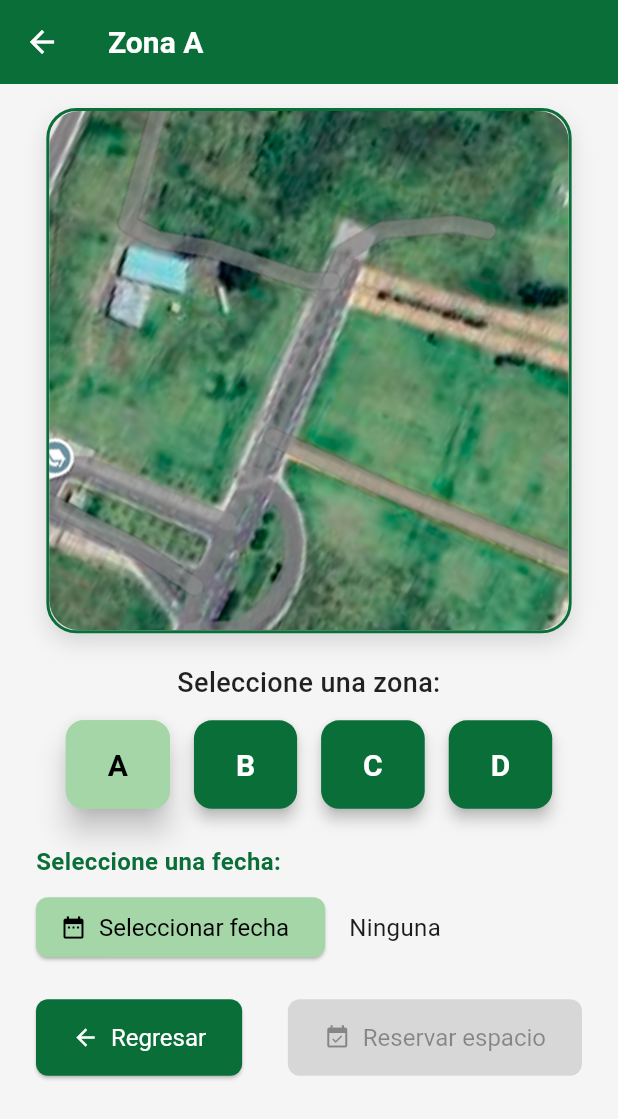
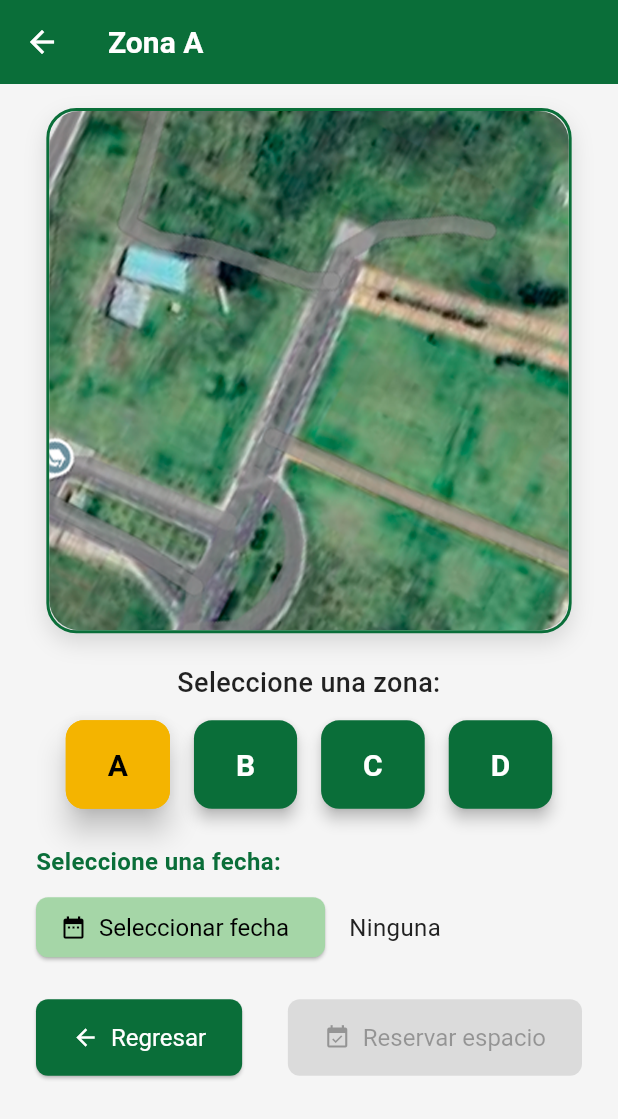
Before and after one commit to ShadowAlejo/parqueadero, a Flutter app: the MapaParqueaderoScreen screen opened directly, after a tap on an icon or button, on a phone screen of 412 x 824 dp. Shown: the top 1119 px of the screen. Run offline on Flutter 3.47's test engine with Material 3 defaults, Android fonts, the phone set to English and light mode, and no system bars; our stand-ins replace cloud_firestore, firebase_auth, firebase_core, google_fonts; accounts and stored records are empty.

Commit message:
Refactor theme and UI components: Introduce new color constants for improved theming, update app theme to utilize ColorScheme for better consistency, and replace hardcoded colors with theme-based colors across multiple screens for a cohesive design.

```diff
--- a/lib/theme.dart
+++ b/lib/theme.dart
@@ -7,35 +7,57 @@ class AppColors {
   static const Color secondary = Color(0xFFF4B400);
   static const Color error = Color(0xFFD32F2F);
   static const Color scaffoldBackground = Color(0xFFF5F5F5);
+  static const Color primarySoft = Color(0xFFE8F5E9); // Verde pastel muy suave
+  static const Color secondarySoft = Color(0xFFFFF8E1); // Amarillo pastel suave
+  static const Color textPrimary = Color(0xFF212121); // Gris oscuro para textos
+  static const Color textOnPrimary = Colors.white;
 }
 
 // Tema global de la app
 final ThemeData appTheme = ThemeData(
   primaryColor: AppColors.primary,
   scaffoldBackgroundColor: AppColors.scaffoldBackground,
-  colorScheme: ColorScheme.fromSwatch().copyWith(
+  colorScheme: ColorScheme(
+    brightness: Brightness.light,
     primary: AppColors.primary,
+    onPrimary: AppColors.textOnPrimary,
     secondary: AppColors.secondary,
+    onSecondary: AppColors.textPrimary,
     error: AppColors.error,
+    onError: Colors.white,
+    background: AppColors.primarySoft,
+    onBackground: AppColors.textPrimary,
+    surface: Colors.white,
+    onSurface: AppColors.textPrimary,
   ),
-  textTheme: GoogleFonts.robotoTextTheme(),
+  textTheme: GoogleFonts.robotoTextTheme().apply(
+    bodyColor: AppColors.textPrimary,
+    displayColor: AppColors.textPrimary,
+  ),
   appBarTheme: AppBarTheme(
     backgroundColor: AppColors.primary,
-    foregroundColor: Colors.white,
+    foregroundColor: AppColors.textOnPrimary,
     titleTextStyle: GoogleFonts.roboto(
       fontSize: 20,
       fontWeight: FontWeight.bold,
-      color: Colors.white,
+      color: AppColors.textOnPrimary,
     ),
+    iconTheme: IconThemeData(color: AppColors.textOnPrimary),
   ),
   elevatedButtonTheme: ElevatedButtonThemeData(
     style: ElevatedButton.styleFrom(
       backgroundColor: AppColors.primary,
-      foregroundColor: Colors.white,
+      foregroundColor: AppColors.textOnPrimary,
       textStyle: GoogleFonts.roboto(fontSize: 16),
       shape: RoundedRectangleBorder(
         borderRadius: BorderRadius.circular(8),
       ),
+    ),
+  ),
+  textButtonTheme: TextButtonThemeData(
+    style: TextButton.styleFrom(
+      foregroundColor: AppColors.primary,
+      textStyle: GoogleFonts.roboto(fontSize: 16),
     ),
   ),
   inputDecorationTheme: InputDecorationTheme(
@@ -43,6 +65,7 @@ final ThemeData appTheme = ThemeData(
     focusedBorder: OutlineInputBorder(
       borderSide: BorderSide(color: AppColors.primary),
     ),
-    labelStyle: GoogleFonts.roboto(color: Colors.black87),
+    labelStyle: GoogleFonts.roboto(color: AppColors.textPrimary),
   ),
+  cardColor: AppColors.primarySoft,
 );
--- a/lib/views/home_page.dart
+++ b/lib/views/home_page.dart
@@ -99,7 +99,9 @@ class _HomePageState extends State<HomePage> {
                                   style: TextStyle(
                                       fontWeight: FontWeight.bold,
                                       fontSize: 18,
-                                      color: Color(0xFF0A6E39)),
+                                      color: Theme.of(context)
+                                          .colorScheme
+                                          .primary),
                                 ),
                                 SizedBox(height: 6),
                                 Row(
@@ -210,7 +212,7 @@ class _HomePageState extends State<HomePage> {
       },
       style: ElevatedButton.styleFrom(
         padding: EdgeInsets.all(16),
-        backgroundColor: Color(0xFF0A6E39),
+        backgroundColor: Theme.of(context).colorScheme.primary,
         shape: RoundedRectangleBorder(borderRadius: BorderRadius.circular(12)),
       ),
       child: Column(
--- a/lib/views/mapa_parqueadero.dart
+++ b/lib/views/mapa_parqueadero.dart
@@ -65,7 +65,7 @@ class _MapaParqueaderoScreenState extends State<MapaParqueaderoScreen>
     return Scaffold(
       appBar: AppBar(
         title: Text('Mapa de parqueadero'),
-        backgroundColor: Color(0xFF0A6E39),
+        backgroundColor: Theme.of(context).colorScheme.primary,
         actions: [
           IconButton(
             icon: Icon(Icons.help_outline),
@@ -84,14 +84,15 @@ class _MapaParqueaderoScreenState extends State<MapaParqueaderoScreen>
               Row(
                 mainAxisAlignment: MainAxisAlignment.center,
                 children: [
-                  Icon(Icons.location_on, color: Color(0xFF0A6E39)),
+                  Icon(Icons.location_on,
+                      color: Theme.of(context).colorScheme.primary),
                   SizedBox(width: 6),
                   Text(
                     'ESPE - Belisario Quevedo',
                     style: TextStyle(
                       fontSize: 22,
                       fontWeight: FontWeight.bold,
-                      color: Color(0xFF0A6E39),
+                      color: Theme.of(context).colorScheme.primary,
                     ),
                   ),
                 ],
@@ -107,8 +108,9 @@ class _MapaParqueaderoScreenState extends State<MapaParqueaderoScreen>
                         height: squareSize - 32,
                         decoration: BoxDecoration(
                           color: Colors.black12,
-                          border:
-                              Border.all(color: Color(0xFF0A6E39), width: 2),
+                          border: Border.all(
+                              color: Theme.of(context).colorScheme.primary,
+                              width: 2),
                           borderRadius: BorderRadius.circular(20),
                           boxShadow: [
                             BoxShadow(
@@ -137,7 +139,8 @@ class _MapaParqueaderoScreenState extends State<MapaParqueaderoScreen>
                           decoration: BoxDecoration(
                             color: Colors.white.withOpacity(0.85),
                             borderRadius: BorderRadius.circular(8),
-                            border: Border.all(color: Color(0xFF0A6E39)),
+                            border: Border.all(
+                                color: Theme.of(context).colorScheme.primary),
                           ),
                           child: Text(
                             'Zoom: x${zoomLevel.toStringAsFixed(2)}',
@@ -162,12 +165,16 @@ class _MapaParqueaderoScreenState extends State<MapaParqueaderoScreen>
                                   decoration: BoxDecoration(
                                     color: Colors.white,
                                     shape: BoxShape.circle,
-                                    border:
-                                        Border.all(color: Color(0xFF0A6E39)),
+                                    border: Border.all(
+                                        color: Theme.of(context)
+                                            .colorScheme
+                                            .primary),
                                   ),
                                   padding: EdgeInsets.all(8),
                                   child: Icon(Icons.refresh,
-                                      color: Color(0xFF0A6E39)),
+                                      color: Theme.of(context)
+                                          .colorScheme
+                                          .primary),
                                 ),
                               ),
                             ),
@@ -211,7 +218,8 @@ class _MapaParqueaderoScreenState extends State<MapaParqueaderoScreen>
                   decoration: BoxDecoration(
                     color: Color(0xFFF4F6F8),
                     borderRadius: BorderRadius.circular(12),
-                    border: Border.all(color: Color(0xFF0A6E39), width: 1),
+                    border: Border.all(
+                        color: Theme.of(context).colorScheme.primary, width: 1),
                     boxShadow: [
                       BoxShadow(
                         color: Colors.black12,
@@ -229,13 +237,14 @@ class _MapaParqueaderoScreenState extends State<MapaParqueaderoScreen>
                         style: TextStyle(
                           fontWeight: FontWeight.bold,
                           fontSize: 16,
-                          color: Color(0xFF0A6E39),
+                          color: Theme.of(context).colorScheme.primary,
                         ),
                       ),
                       SizedBox(height: 8),
                       Row(
                         children: [
-                          Icon(Icons.directions_car, color: Color(0xFF0A6E39)),
+                          Icon(Icons.directions_car,
+                              color: Theme.of(context).colorScheme.primary),
                           SizedBox(width: 8),
                           Text('Espacio: B-12', style: TextStyle(fontSize: 15)),
                         ],
@@ -243,7 +252,8 @@ class _MapaParqueaderoScreenState extends State<MapaParqueaderoScreen>
                       SizedBox(height: 4),
                       Row(
                         children: [
-                          Icon(Icons.access_time, color: Color(0xFF0A6E39)),
+                          Icon(Icons.access_time,
+                              color: Theme.of(context).colorScheme.primary),
                           SizedBox(width: 8),
                           Text('Hora de entrada: 08:30',
                               style: TextStyle(fontSize: 15)),
@@ -252,7 +262,8 @@ class _MapaParqueaderoScreenState extends State<MapaParqueaderoScreen>
                       SizedBox(height: 4),
                       Row(
                         children: [
-                          Icon(Icons.date_range, color: Color(0xFF0A6E39)),
+                          Icon(Icons.date_range,
+                              color: Theme.of(context).colorScheme.primary),
                           SizedBox(width: 8),
                           Text('Fecha: 2024-06-10',
                               style: TextStyle(fontSize: 15)),
@@ -291,12 +302,15 @@ class _MapaParqueaderoScreenState extends State<MapaParqueaderoScreen>
         );
       },
       style: ElevatedButton.styleFrom(
-        backgroundColor: isSelected ? Color(0xFFF4B400) : Color(0xFF0A6E39),
+        backgroundColor: isSelected
+            ? Theme.of(context).colorScheme.secondary
+            : Theme.of(context).colorScheme.primary,
         foregroundColor: isSelected ? Colors.black : Colors.white,
         shape: RoundedRectangleBorder(
           borderRadius: BorderRadius.circular(12),
           side: isSelected
-              ? BorderSide(color: Color(0xFFF4B400), width: 2)
+              ? BorderSide(
+                  color: Theme.of(context).colorScheme.secondary, width: 2)
               : BorderSide.none,
         ),
         padding: EdgeInsets.symmetric(horizontal: 28, vertical: 18),
@@ -451,7 +465,7 @@ class _ZonaDetalleScreenState extends State<ZonaDetalleScreen> {
     return Scaffold(
       appBar: AppBar(
         title: Text('Zona ${zonaSeleccionada!}'),
-        backgroundColor: Color(0xFF0A6E39),
+        backgroundColor: Theme.of(context).colorScheme.primary,
         leading: IconButton(
           icon: Icon(Icons.arrow_back),
           onPressed: () => Navigator.pop(context),
@@ -467,7 +481,8 @@ class _ZonaDetalleScreenState extends State<ZonaDetalleScreen> {
                 width: MediaQuery.of(context).size.width * 0.85,
                 height: MediaQuery.of(context).size.width * 0.85,
                 decoration: BoxDecoration(
-                  border: Border.all(color: Color(0xFF0A6E39), width: 2),
+                  border: Border.all(
+                      color: Theme.of(context).colorScheme.primary, width: 2),
                   borderRadius: BorderRadius.circular(20),
                   boxShadow: [
                     BoxShadow(
@@ -521,7 +536,7 @@ class _ZonaDetalleScreenState extends State<ZonaDetalleScreen> {
                     style: TextStyle(
                       fontWeight: FontWeight.bold,
                       fontSize: 16,
-                      color: Color(0xFF0A6E39),
+                      color: Theme.of(context).colorScheme.primary,
                     ),
                   ),
                   SizedBox(height: 8),
@@ -567,7 +582,7 @@ class _ZonaDetalleScreenState extends State<ZonaDetalleScreen> {
                       style: TextStyle(
                         fontWeight: FontWeight.bold,
                         fontSize: 16,
-                        color: Color(0xFF0A6E39),
+                        color: Theme.of(context).colorScheme.primary,
                       ),
                     ),
                     SizedBox(height: 8),
@@ -598,7 +613,7 @@ class _ZonaDetalleScreenState extends State<ZonaDetalleScreen> {
                       style: TextStyle(
                         fontWeight: FontWeight.bold,
                         fontSize: 16,
-                        color: Color(0xFF0A6E39),
+                        color: Theme.of(context).colorScheme.primary,
                       ),
                     ),
                     SizedBox(height: 8),
@@ -642,7 +657,8 @@ class _ZonaDetalleScreenState extends State<ZonaDetalleScreen> {
                         icon: Icon(Icons.arrow_back),
                         label: Text('Regresar'),
                         style: ElevatedButton.styleFrom(
-                          backgroundColor: Color(0xFF0A6E39),
+                          backgroundColor:
+                              Theme.of(context).colorScheme.primary,
                           foregroundColor: Colors.white,
                           padding: EdgeInsets.symmetric(
                               horizontal: 24, vertical: 16),
@@ -690,12 +706,15 @@ class _ZonaDetalleScreenState extends State<ZonaDetalleScreen> {
         _cambiarZona(label);
       },
       style: ElevatedButton.styleFrom(
-        backgroundColor: isSelected ? colorSecundario : Color(0xFF0A6E39),
+        backgroundColor: isSelected
+            ? Theme.of(context).colorScheme.secondary
+            : Theme.of(context).colorScheme.primary,
         foregroundColor: isSelected ? Colors.black : Colors.white,
         shape: RoundedRectangleBorder(
           borderRadius: BorderRadius.circular(12),
           side: isSelected
-              ? BorderSide(color: colorSecundario, width: 2)
+              ? BorderSide(
+                  color: Theme.of(context).colorScheme.secondary, width: 2)
               : BorderSide.none,
         ),
         padding: EdgeInsets.symmetric(horizontal: 28, vertical: 18),
```
Also changed, not shown: lib/views/configuracion_screen.dart (+7 -5 lines), lib/views/datos_vehiculares_screen.dart (+4 -3 lines), lib/views/login_page.dart (+4 -3 lines), lib/views/mapa_screen.dart (+19 -10 lines), lib/views/mis_reservas_screen.dart (+6 -5 lines).
